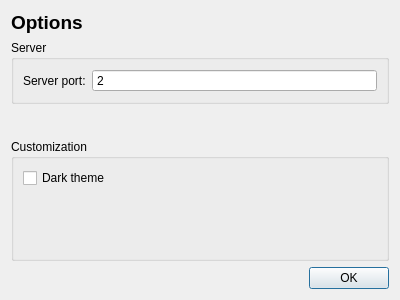
Old version of the form ui/options/optionswindow.ui in the repository Open-Typer/ClassMonitor.
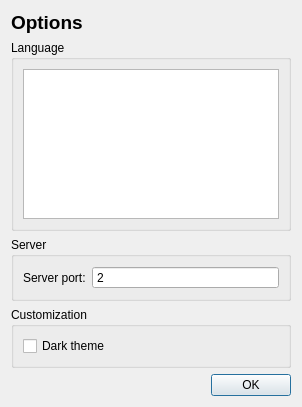
New version of the form.

Commit message: ui: options: optionswindow: Add language section

The edit to the form file:
```diff
--- a/ui/options/optionswindow.ui
+++ b/ui/options/optionswindow.ui
@@ -6,28 +6,16 @@
    <rect>
     <x>0</x>
     <y>0</y>
-    <width>400</width>
-    <height>300</height>
+    <width>426</width>
+    <height>469</height>
    </rect>
   </property>
-  <property name="minimumSize">
-   <size>
-    <width>400</width>
-    <height>300</height>
-   </size>
-  </property>
-  <property name="maximumSize">
-   <size>
-    <width>400</width>
-    <height>300</height>
-   </size>
-  </property>
   <property name="windowTitle">
    <string>Options</string>
   </property>
   <layout class="QGridLayout" name="gridLayout">
    <property name="sizeConstraint">
-    <enum>QLayout::SetDefaultConstraint</enum>
+    <enum>QLayout::SetFixedSize</enum>
    </property>
    <item row="0" column="0" alignment="Qt::AlignTop">
     <widget class="QFrame" name="optionsFrame">
@@ -57,6 +45,79 @@
        <number>0</number>
       </property>
       <item row="1" column="0">
+       <widget class="QGroupBox" name="languageBox">
+        <property name="sizePolicy">
+         <sizepolicy hsizetype="Preferred" vsizetype="Fixed">
+          <horstretch>0</horstretch>
+          <verstretch>0</verstretch>
+         </sizepolicy>
+        </property>
+        <property name="title">
+         <string>Language</string>
+        </property>
+        <layout class="QGridLayout" name="gridLayout_3">
+         <item row="0" column="0">
+          <widget class="QListWidget" name="languageList">
+           <property name="sizePolicy">
+            <sizepolicy hsizetype="Preferred" vsizetype="Fixed">
+             <horstretch>0</horstretch>
+             <verstretch>0</verstretch>
+            </sizepolicy>
+           </property>
+           <property name="maximumSize">
+            <size>
+             <width>16777215</width>
+             <height>150</height>
+            </size>
+           </property>
+          </widget>
+         </item>
+        </layout>
+       </widget>
+      </item>
+      <item row="3" column="0">
+       <widget class="QGroupBox" name="customizationBox">
+        <property name="sizePolicy">
+         <sizepolicy hsizetype="Preferred" vsizetype="Fixed">
+          <horstretch>0</horstretch>
+          <verstretch>0</verstretch>
+         </sizepolicy>
+        </property>
+        <property name="title">
+         <string>Customization</string>
+        </property>
+        <layout class="QFormLayout" name="formLayout_2">
+         <item row="0" column="0">
+          <widget class="QCheckBox" name="darkThemeCheckBox">
+           <property name="text">
+            <string>Dark theme</string>
+           </property>
+          </widget>
+         </item>
+        </layout>
+       </widget>
+      </item>
+      <item row="0" column="0">
+       <widget class="QLabel" name="titleLabel">
+        <property name="sizePolicy">
+         <sizepolicy hsizetype="Preferred" vsizetype="Fixed">
+          <horstretch>0</horstretch>
+          <verstretch>0</verstretch>
+         </sizepolicy>
+        </property>
+        <property name="font">
+         <font>
+          <pointsize>14</pointsize>
+          <weight>75</weight>
+          <bold>true</bold>
+         </font>
+        </property>
+        <property name="text">
+         <string>Options</string>
+        </property>
+       </widget>
+      </item>
+      <item row="2" column="0">
        <widget class="QGroupBox" name="serverBox">
         <property name="sizePolicy">
          <sizepolicy hsizetype="Preferred" vsizetype="Fixed">
@@ -97,30 +158,10 @@
         </layout>
        </widget>
       </item>
-      <item row="0" column="0">
-       <widget class="QLabel" name="label">
-        <property name="sizePolicy">
-         <sizepolicy hsizetype="Preferred" vsizetype="Fixed">
-          <horstretch>0</horstretch>
-          <verstretch>0</verstretch>
-         </sizepolicy>
-        </property>
-        <property name="font">
-         <font>
-          <pointsize>14</pointsize>
-          <weight>75</weight>
-          <bold>true</bold>
-         </font>
-        </property>
-        <property name="text">
-         <string>Options</string>
-        </property>
-       </widget>
-      </item>
      </layout>
     </widget>
    </item>
-   <item row="4" column="0" alignment="Qt::AlignRight">
+   <item row="6" column="0" alignment="Qt::AlignRight">
     <widget class="QFrame" name="buttonsFrame">
      <property name="sizePolicy">
       <sizepolicy hsizetype="Preferred" vsizetype="Fixed">
@@ -163,22 +204,6 @@
      </layout>
     </widget>
    </item>
-   <item row="1" column="0">
-    <widget class="QGroupBox" name="groupBox">
-     <property name="title">
-      <string>Customization</string>
-     </property>
-     <layout class="QFormLayout" name="formLayout_2">
-      <item row="0" column="0">
-       <widget class="QCheckBox" name="darkThemeCheckBox">
-        <property name="text">
-         <string>Dark theme</string>
-        </property>
-       </widget>
-      </item>
-     </layout>
-    </widget>
-   </item>
   </layout>
  </widget>
  <resources/>
```
